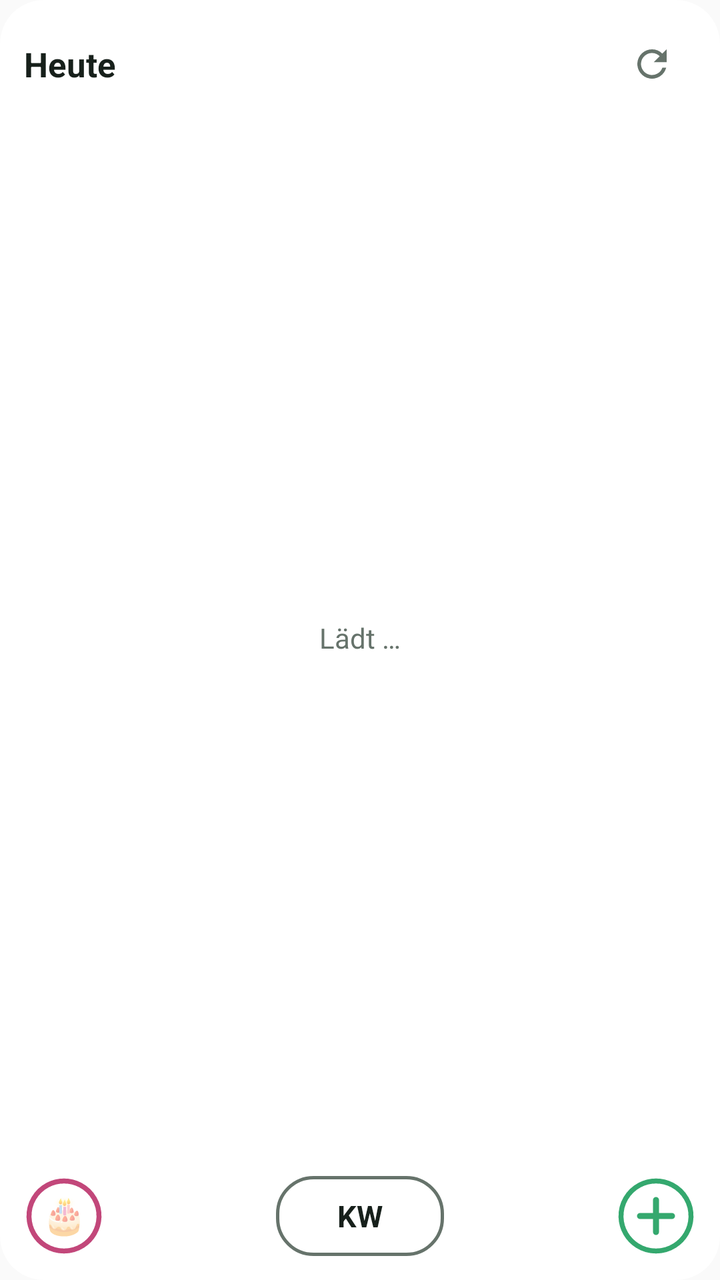
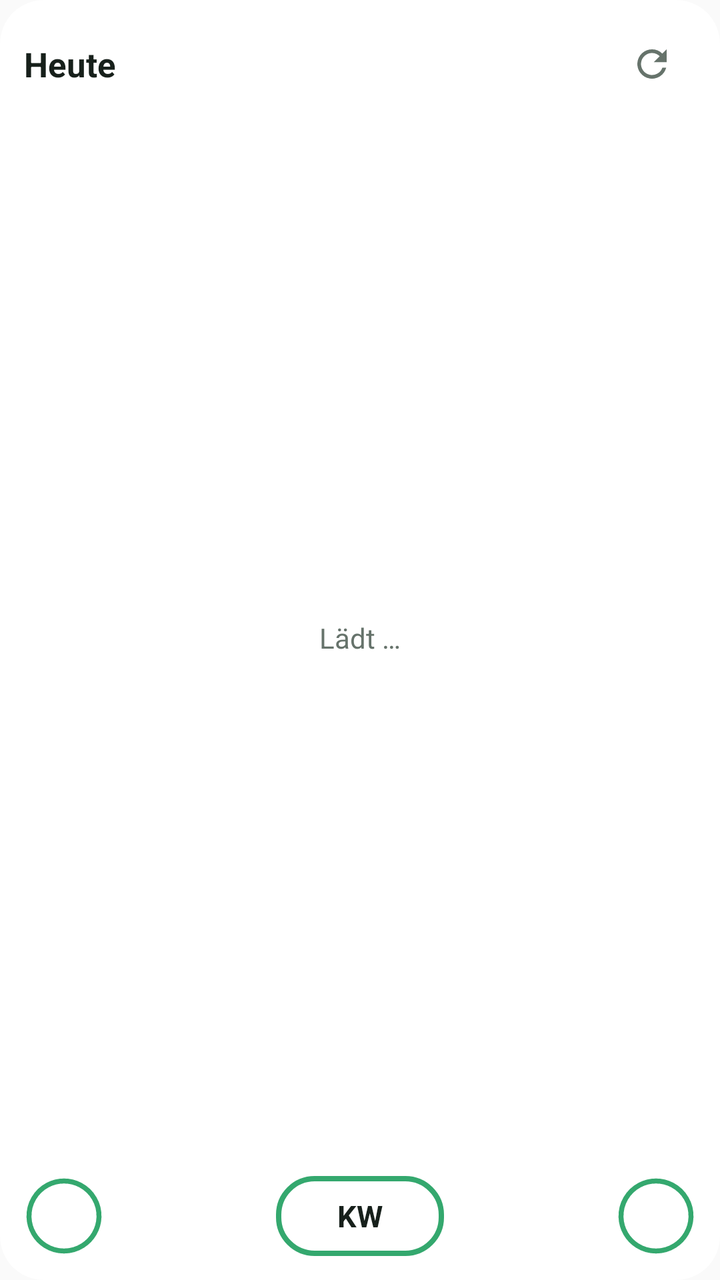

An Android layout rendered at two revisions. The XML below is the earlier revision; the diff shows what the commit changed to produce the second picture.
<!-- AndroidManifest.xml: application theme AppTheme -->
<!-- res/layout/widget.xml -->
<?xml version="1.0" encoding="utf-8"?>
<LinearLayout xmlns:android="http://schemas.android.com/apk/res/android"
    android:id="@+id/root"
    android:layout_width="match_parent"
    android:layout_height="match_parent"
    android:orientation="vertical"
    android:background="@drawable/bg"
    android:padding="12dp">

    <LinearLayout
        android:id="@+id/head"
        android:layout_width="match_parent"
        android:layout_height="wrap_content"
        android:gravity="center_vertical"
        android:orientation="horizontal">

        <TextView
            android:layout_width="wrap_content"
            android:layout_height="wrap_content"
            android:text="Heute"
            android:textColor="@color/fg"
            android:textSize="17sp"
            android:textStyle="bold" />

        <TextView
            android:id="@+id/date"
            android:layout_width="0dp"
            android:layout_height="wrap_content"
            android:layout_weight="1"
            android:paddingStart="8dp"
            android:textColor="@color/muted"
            android:textSize="14sp" />

        <LinearLayout
            android:id="@+id/bdnav"
            android:layout_width="wrap_content"
            android:layout_height="wrap_content"
            android:gravity="center_vertical"
            android:orientation="horizontal"
            android:visibility="gone">

            <TextView
                android:id="@+id/bdprev"
                android:layout_width="36dp"
                android:layout_height="36dp"
                android:gravity="center"
                android:text="‹"
                android:textColor="@color/fg"
                android:textSize="24sp"
                android:textStyle="bold" />

            <TextView
                android:id="@+id/bdpage"
                android:layout_width="wrap_content"
                android:layout_height="wrap_content"
                android:textColor="@color/fg"
                android:textSize="13sp" />

            <TextView
                android:id="@+id/bdnext"
                android:layout_width="36dp"
                android:layout_height="36dp"
                android:gravity="center"
                android:text="›"
                android:textColor="@color/fg"
                android:textSize="24sp"
                android:textStyle="bold" />
        </LinearLayout>

        <TextView
            android:id="@+id/home"
            android:layout_width="wrap_content"
            android:layout_height="36dp"
            android:layout_marginEnd="6dp"
            android:gravity="center"
            android:minWidth="40dp"
            android:paddingStart="8dp"
            android:paddingEnd="8dp"
            android:text="🏠"
            android:textColor="#FFFFFF"
            android:textSize="15sp"
            android:visibility="gone" />

        <TextView
            android:id="@+id/stamp"
            android:layout_width="wrap_content"
            android:layout_height="wrap_content"
            android:textColor="@color/muted"
            android:textSize="11sp" />

        <ImageButton
            android:id="@+id/refresh"
            android:layout_width="44dp"
            android:layout_height="40dp"
            android:background="@android:color/transparent"
            android:contentDescription="Aktualisieren"
            android:src="@drawable/ic_refresh" />
    </LinearLayout>

    <FrameLayout
        android:layout_width="match_parent"
        android:layout_height="0dp"
        android:layout_weight="1"
        android:layout_marginTop="4dp">

        <ListView
            android:id="@+id/list"
            android:layout_width="match_parent"
            android:layout_height="match_parent"
            android:divider="@null"
            android:dividerHeight="0dp" />

        <TextView
            android:id="@+id/empty"
            android:layout_width="match_parent"
            android:layout_height="match_parent"
            android:gravity="center"
            android:text="Lädt …"
            android:textColor="@color/muted"
            android:textSize="14sp" />
    </FrameLayout>

    
    <LinearLayout
        android:id="@+id/quick"
        android:layout_width="match_parent"
        android:layout_height="wrap_content"
        android:layout_marginTop="6dp"
        android:gravity="bottom"
        android:orientation="horizontal">

        <FrameLayout
            android:id="@+id/q_bdays"
            android:layout_width="40dp"
            android:layout_height="40dp"
            android:contentDescription="Geburtstage">

            <ImageView
                android:id="@+id/q_bdring"
                android:layout_width="match_parent"
                android:layout_height="match_parent"
                android:scaleType="fitCenter"
                android:src="@drawable/ring_bd" />

            <TextView
                android:layout_width="match_parent"
                android:layout_height="match_parent"
                android:gravity="center"
                android:includeFontPadding="false"
                android:text="🎂"
                android:textSize="18sp" />
        </FrameLayout>

        <TextView
            android:layout_width="0dp"
            android:layout_height="1dp"
            android:layout_weight="1" />

        <TextView
            android:id="@+id/weekprev"
            android:layout_width="44dp"
            android:layout_height="40dp"
            android:gravity="center"
            android:includeFontPadding="false"
            android:text="◀"
            android:textColor="#FFFFFF"
            android:textSize="26sp"
            android:visibility="invisible" />

        
        <LinearLayout
            android:layout_width="wrap_content"
            android:layout_height="wrap_content"
            android:layout_marginStart="6dp"
            android:layout_marginEnd="6dp"
            android:gravity="center_horizontal"
            android:orientation="vertical">

            <TextView
                android:id="@+id/weekyear"
                android:layout_width="wrap_content"
                android:layout_height="wrap_content"
                android:textColor="@color/fg"
                android:textSize="13sp"
                android:textStyle="bold"
                android:visibility="gone" />

            <TextView
                android:id="@+id/weeklabel"
                android:layout_width="84dp"
                android:layout_height="40dp"
                android:background="@drawable/bar_off"
                android:gravity="center"
                android:maxLines="1"
                android:text="KW"
                android:textColor="@color/fg"
                android:textSize="15sp"
                android:textStyle="bold" />
        </LinearLayout>

        <TextView
            android:id="@+id/weeknext"
            android:layout_width="44dp"
            android:layout_height="40dp"
            android:gravity="center"
            android:includeFontPadding="false"
            android:text="▶"
            android:textColor="#FFFFFF"
            android:textSize="26sp"
            android:visibility="invisible" />

        <TextView
            android:layout_width="0dp"
            android:layout_height="1dp"
            android:layout_weight="1" />

        <ImageView
            android:id="@+id/q_add"
            android:layout_width="40dp"
            android:layout_height="40dp"
                        android:contentDescription="Neuer Eintrag"
            android:scaleType="fitCenter"
            android:src="@drawable/ring_add" />
    </LinearLayout>
</LinearLayout>
<!-- resources referenced by this layout -->
<resources>
  <color name="fg">#17201B</color>
  <color name="muted">#66736B</color>
  <!-- drawable bar_off (drawable) -->
  <?xml version="1.0" encoding="utf-8"?>
  <shape xmlns:android="http://schemas.android.com/apk/res/android" android:shape="rectangle">
      <solid android:color="#00000000" />
      <stroke android:width="1.5dp" android:color="@color/muted" />
      <corners android:radius="18dp" />
  </shape>
  <!-- drawable bg (drawable) -->
  <?xml version="1.0" encoding="utf-8"?>
  <shape xmlns:android="http://schemas.android.com/apk/res/android" android:shape="rectangle">
      <solid android:color="@color/bg" />
      <corners android:radius="22dp" />
  </shape>
  <!-- drawable ic_refresh (drawable) -->
  <vector xmlns:android="http://schemas.android.com/apk/res/android"
      android:width="22dp" android:height="22dp" android:viewportWidth="24" android:viewportHeight="24">
      <path android:fillColor="@color/muted"
          android:pathData="M17.65,6.35A7.96,7.96 0,0 0,12 4a8,8 0,1 0,7.75 10h-2.08A6,6 0,1 1,12 6c1.66,0 3.14,0.69 4.22,1.78L13,11h7V4l-2.35,2.35z" />
  </vector>
  <!-- drawable ring_add (drawable) -->
  <?xml version="1.0" encoding="utf-8"?>
  <vector xmlns:android="http://schemas.android.com/apk/res/android" android:width="40dp" android:height="40dp" android:viewportWidth="40" android:viewportHeight="40">
      <path android:fillColor="#00000000" android:strokeColor="#34A86E" android:strokeWidth="2.5" android:pathData="M20,2.5 a17.5,17.5 0 1,0 0.001,0 z" />
      <path android:strokeColor="#34A86E" android:strokeWidth="3" android:strokeLineCap="round" android:pathData="M20,12 L20,28 M12,20 L28,20" />
  </vector>
  <!-- drawable ring_bd (drawable) -->
  <?xml version="1.0" encoding="utf-8"?>
  <vector xmlns:android="http://schemas.android.com/apk/res/android" android:width="40dp" android:height="40dp" android:viewportWidth="40" android:viewportHeight="40">
      <path android:fillColor="#00000000" android:strokeColor="#C2477A" android:strokeWidth="2.5" android:pathData="M20,2.5 a17.5,17.5 0 1,0 0.001,0 z" />
  </vector>
  <style name="AppTheme" parent="android:Theme.Material.Light.NoActionBar">
          <item name="android:colorAccent">@color/accent</item>
      </style>
  <color name="bg">#F2FFFFFF</color>
  <color name="accent">#1D8657</color>
</resources>

<!-- the commit's change to res/layout/widget.xml (unified diff, before → after) -->
@@ -147,8 +147,10 @@
                 android:layout_height="match_parent"
                 android:gravity="center"
                 android:includeFontPadding="false"
-                android:text="🎂"
-                android:textSize="18sp" />
+                android:text="B"
+                android:textColor="#FFFFFF"
+                android:textSize="19sp"
+                android:textStyle="bold" />
         </FrameLayout>
 
         <TextView
@@ -189,7 +191,7 @@
                 android:id="@+id/weeklabel"
                 android:layout_width="84dp"
                 android:layout_height="40dp"
-                android:background="@drawable/bar_off"
+                android:background="@drawable/kw_off"
                 android:gravity="center"
                 android:maxLines="1"
                 android:text="KW"
<!-- resource entries referenced after the edit -->
@@ -2,13 +2,6 @@
 <resources>
   <color name="fg">#17201B</color>
   <color name="muted">#66736B</color>
-  <!-- drawable bar_off (drawable) -->
-  <?xml version="1.0" encoding="utf-8"?>
-  <shape xmlns:android="http://schemas.android.com/apk/res/android" android:shape="rectangle">
-      <solid android:color="#00000000" />
-      <stroke android:width="1.5dp" android:color="@color/muted" />
-      <corners android:radius="18dp" />
-  </shape>
   <!-- drawable bg (drawable) -->
   <?xml version="1.0" encoding="utf-8"?>
   <shape xmlns:android="http://schemas.android.com/apk/res/android" android:shape="rectangle">
@@ -21,16 +14,23 @@
       <path android:fillColor="@color/muted"
           android:pathData="M17.65,6.35A7.96,7.96 0,0 0,12 4a8,8 0,1 0,7.75 10h-2.08A6,6 0,1 1,12 6c1.66,0 3.14,0.69 4.22,1.78L13,11h7V4l-2.35,2.35z" />
   </vector>
+  <!-- drawable kw_off (drawable) -->
+  <?xml version="1.0" encoding="utf-8"?>
+  <shape xmlns:android="http://schemas.android.com/apk/res/android" android:shape="rectangle">
+      <solid android:color="#00000000" />
+      <stroke android:width="2.5dp" android:color="#34A86E" />
+      <corners android:radius="18dp" />
+  </shape>
   <!-- drawable ring_add (drawable) -->
   <?xml version="1.0" encoding="utf-8"?>
   <vector xmlns:android="http://schemas.android.com/apk/res/android" android:width="40dp" android:height="40dp" android:viewportWidth="40" android:viewportHeight="40">
       <path android:fillColor="#00000000" android:strokeColor="#34A86E" android:strokeWidth="2.5" android:pathData="M20,2.5 a17.5,17.5 0 1,0 0.001,0 z" />
-      <path android:strokeColor="#34A86E" android:strokeWidth="3" android:strokeLineCap="round" android:pathData="M20,12 L20,28 M12,20 L28,20" />
+      <path android:strokeColor="#FFFFFF" android:strokeWidth="3" android:strokeLineCap="round" android:pathData="M20,12 L20,28 M12,20 L28,20" />
   </vector>
   <!-- drawable ring_bd (drawable) -->
   <?xml version="1.0" encoding="utf-8"?>
   <vector xmlns:android="http://schemas.android.com/apk/res/android" android:width="40dp" android:height="40dp" android:viewportWidth="40" android:viewportHeight="40">
-      <path android:fillColor="#00000000" android:strokeColor="#C2477A" android:strokeWidth="2.5" android:pathData="M20,2.5 a17.5,17.5 0 1,0 0.001,0 z" />
+      <path android:fillColor="#00000000" android:strokeColor="#34A86E" android:strokeWidth="2.5" android:pathData="M20,2.5 a17.5,17.5 0 1,0 0.001,0 z" />
   </vector>
   <style name="AppTheme" parent="android:Theme.Material.Light.NoActionBar">
           <item name="android:colorAccent">@color/accent</item>
